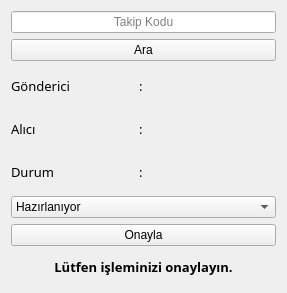
The window that src/statusupdateform.ui (lacriment/Hayyam) describes before a commit, drawn with Qt 5.
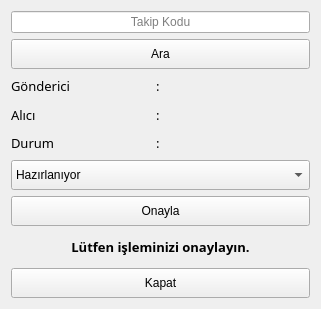
The same window after the commit.

Commit message: exit buttons added

Patch:
```diff
--- a/src/statusupdateform.ui
+++ b/src/statusupdateform.ui
@@ -6,8 +6,8 @@
    <rect>
     <x>0</x>
     <y>0</y>
-    <width>287</width>
-    <height>293</height>
+    <width>321</width>
+    <height>309</height>
    </rect>
   </property>
   <property name="windowTitle">
@@ -148,7 +148,13 @@
       </layout>
      </item>
      <item row="4" column="0">
-      <widget class="QPushButton" name="pushButton">
+      <widget class="QPushButton" name="btn_onayla">
+       <property name="minimumSize">
+        <size>
+         <width>0</width>
+         <height>30</height>
+        </size>
+       </property>
        <property name="text">
         <string>Onayla</string>
        </property>
@@ -156,6 +162,12 @@
      </item>
      <item row="1" column="0">
       <widget class="QPushButton" name="btn_find">
+       <property name="minimumSize">
+        <size>
+         <width>0</width>
+         <height>30</height>
+        </size>
+       </property>
        <property name="text">
         <string>Ara</string>
        </property>
@@ -163,6 +175,12 @@
      </item>
      <item row="3" column="0">
       <widget class="QComboBox" name="cb_status">
+       <property name="minimumSize">
+        <size>
+         <width>0</width>
+         <height>30</height>
+        </size>
+       </property>
        <item>
         <property name="text">
          <string>Hazırlanıyor</string>
@@ -227,6 +245,19 @@
        </property>
       </widget>
      </item>
+     <item row="6" column="0">
+      <widget class="QPushButton" name="btn_exit">
+       <property name="minimumSize">
+        <size>
+         <width>0</width>
+         <height>30</height>
+        </size>
+       </property>
+       <property name="text">
+        <string>Kapat</string>
+       </property>
+      </widget>
+     </item>
     </layout>
    </item>
   </layout>
```
Left out of the diff: 20 changed lines with no effect on the pictures. The commit also changes 4 other files.
